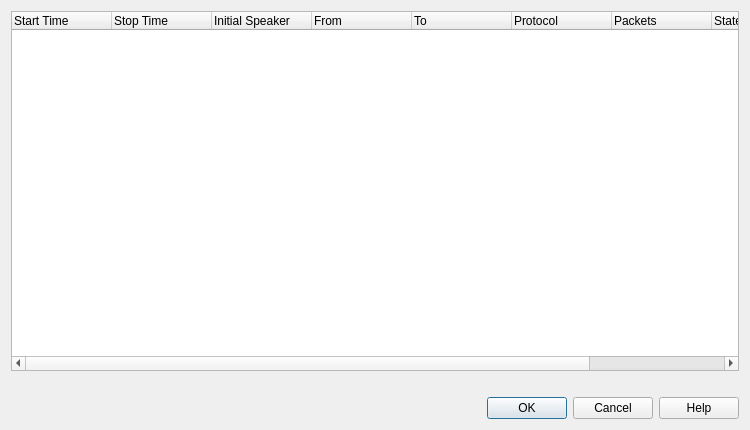
First picture: the form in utilities/wireshark/ui/qt/voip_calls_dialog.ui, repository kimocoder/nexmon, before the edit.
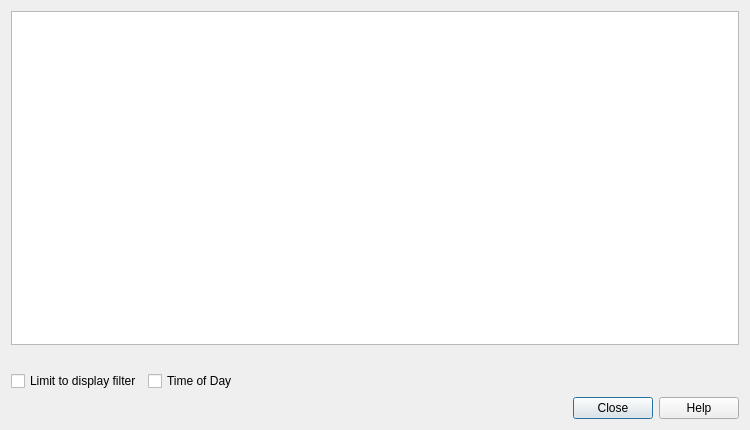
Second picture: the form after the edit.

What changed in the file:
```diff
--- a/utilities/wireshark/ui/qt/voip_calls_dialog.ui
+++ b/utilities/wireshark/ui/qt/voip_calls_dialog.ui
@@ -15,7 +15,7 @@
   </property>
   <layout class="QVBoxLayout" name="verticalLayout">
    <item>
-    <widget class="QTreeWidget" name="callTreeWidget">
+    <widget class="QTreeView" name="callTreeView">
      <property name="selectionMode">
       <enum>QAbstractItemView::ExtendedSelection</enum>
      </property>
@@ -31,51 +31,6 @@
      <property name="itemsExpandable">
       <bool>false</bool>
      </property>
-     <column>
-      <property name="text">
-       <string>Start Time</string>
-      </property>
-     </column>
-     <column>
-      <property name="text">
-       <string>Stop Time</string>
-      </property>
-     </column>
-     <column>
-      <property name="text">
-       <string>Initial Speaker</string>
-      </property>
-     </column>
-     <column>
-      <property name="text">
-       <string>From</string>
-      </property>
-     </column>
-     <column>
-      <property name="text">
-       <string>To</string>
-      </property>
-     </column>
-     <column>
-      <property name="text">
-       <string>Protocol</string>
-      </property>
-     </column>
-     <column>
-      <property name="text">
-       <string>Packets</string>
-      </property>
-     </column>
-     <column>
-      <property name="text">
-       <string>State</string>
-      </property>
-     </column>
-     <column>
-      <property name="text">
-       <string>Comments</string>
-      </property>
-     </column>
     </widget>
    </item>
    <item>
@@ -85,13 +40,47 @@
      </property>
     </widget>
    </item>
+   <item>
+    <layout class="QHBoxLayout" name="horizontalLayout">
+     <item>
+      <widget class="QCheckBox" name="displayFilterCheckBox">
+       <property name="toolTip">
+        <string>&lt;html&gt;&lt;head/&gt;&lt;body&gt;&lt;p&gt;Only show conversations matching the current display filter&lt;/p&gt;&lt;/body&gt;&lt;/html&gt;</string>
+       </property>
+       <property name="text">
+        <string>Limit to display filter</string>
+       </property>
+      </widget>
+     </item>
+     <item>
+      <widget class="QCheckBox" name="todCheckBox">
+       <property name="text">
+        <string>Time of Day</string>
+       </property>
+      </widget>
+     </item>
+     <item>
+      <spacer name="horizontalSpacer">
+       <property name="orientation">
+        <enum>Qt::Horizontal</enum>
+       </property>
+       <property name="sizeHint" stdset="0">
+        <size>
+         <width>40</width>
+         <height>20</height>
+        </size>
+       </property>
+      </spacer>
+     </item>
+    </layout>
+   </item>
    <item>
     <widget class="QDialogButtonBox" name="buttonBox">
      <property name="orientation">
       <enum>Qt::Horizontal</enum>
      </property>
      <property name="standardButtons">
-      <set>QDialogButtonBox::Cancel|QDialogButtonBox::Help|QDialogButtonBox::Ok</set>
+      <set>QDialogButtonBox::Close|QDialogButtonBox::Help</set>
      </property>
     </widget>
    </item>
```
Left out of the diff: 81 changed lines with no effect on the pictures.
